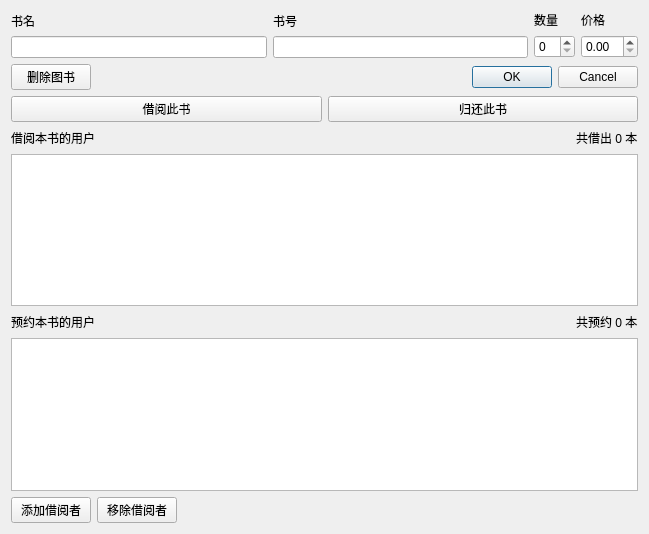
The window that bookinfo_dialog.ui (kongwua/Library) describes before a commit, drawn with Qt 5.
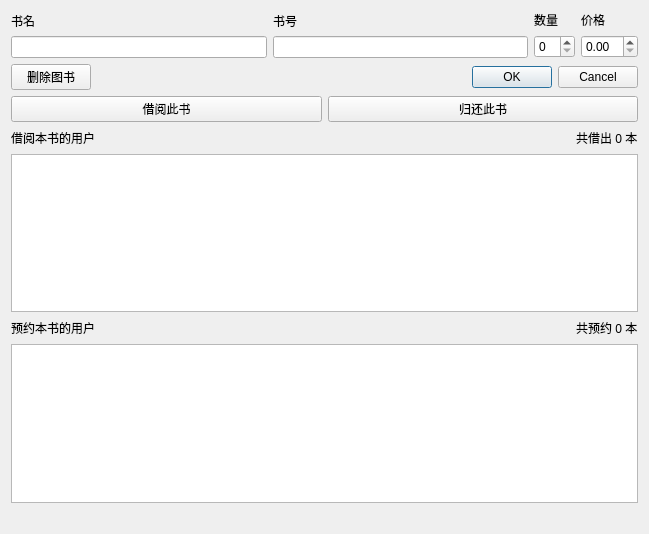
The same window after the commit.

Commit message: 所有功能已经实现

```diff
--- a/bookinfo_dialog.ui
+++ b/bookinfo_dialog.ui
@@ -189,20 +189,6 @@
    </item>
    <item row="7" column="0" colspan="2">
     <layout class="QHBoxLayout" name="horizontalLayout_5">
-     <item>
-      <widget class="QPushButton" name="pushButton_2">
-       <property name="text">
-        <string>添加借阅者</string>
-       </property>
-      </widget>
-     </item>
-     <item>
-      <widget class="QPushButton" name="pushButton_3">
-       <property name="text">
-        <string>移除借阅者</string>
-       </property>
-      </widget>
-     </item>
      <item>
       <spacer name="horizontalSpacer_4">
        <property name="orientation">
```
